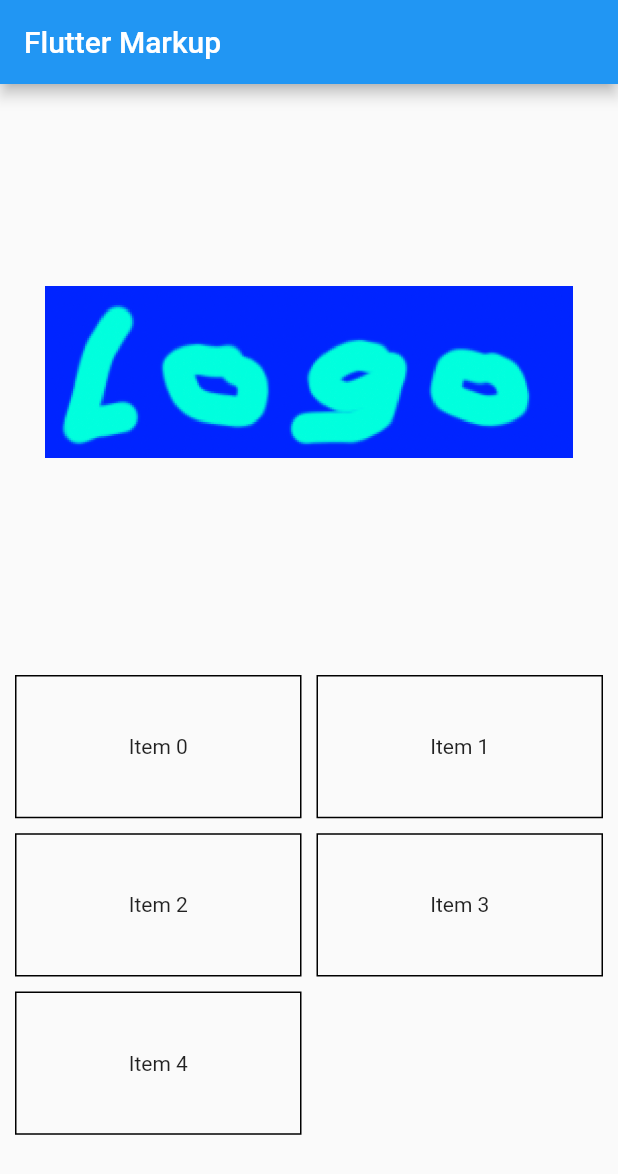
After one commit to nickolight/flutter_markup, a Flutter app: the screen it shows after launch, on a phone screen of 412 x 824 dp. The commit adds this screen. Shown: the top 1174 px of the screen. Run offline on Flutter 3.47's test engine with Material 2 defaults, Android fonts, the phone set to English and light mode, and no system bars.

Commit message:
Added handling to choose the type of markup

```diff
--- /dev/null
+++ b/lib/constants.dart
@@ -0,0 +1,5 @@
+class Constants{
+  static const double margin = 10;
+  static const int numberOfColumns = 2;
+  static const double aspectRatio = 2;
+}
--- a/lib/item_tile.dart
+++ b/lib/item_tile.dart
@@ -1,13 +1,20 @@
 import 'package:flutter/material.dart';
 
 class ItemTile extends StatelessWidget {
-  const ItemTile({Key? key, required this.text}) : super(key: key);
+  const ItemTile({
+    Key? key,
+    required this.text,
+    required this.size,
+  }) : super(key: key);
 
   final String text;
+  final Size size;
 
   @override
   Widget build(BuildContext context) {
     return Container(
+      width: size.width,
+      height: size.height,
       decoration: BoxDecoration(
         border: Border.all(
           color: Colors.black,
--- a/lib/main.dart
+++ b/lib/main.dart
@@ -1,5 +1,5 @@
 import 'package:flutter/material.dart';
-import 'package:flutter_markup/markup_page.dart';
+import 'package:flutter_markup/markup_page/markup_page.dart';
 import 'package:flutter_markup/utils.dart';
 
 void main() {
--- /dev/null
+++ b/lib/markup_page/markup_page.dart
@@ -0,0 +1,51 @@
+import 'package:flutter/material.dart';
+import 'package:flutter_markup/constants.dart';
+import 'package:flutter_markup/markup_page/widgets/scrollable_markup.dart';
+import 'package:flutter_markup/markup_page/widgets/static_markup.dart';
+
+class MarkupPage extends StatelessWidget {
+  const MarkupPage({Key? key, required this.items}) : super(key: key);
+
+  final List<String> items;
+
+  @override
+  Widget build(BuildContext context) {
+    return Scaffold(
+      appBar: AppBar(title: const Text('Flutter Markup')),
+      body: LayoutBuilder(
+        builder: (context, constraints) {
+          Size tileSize = calculateTileSize(context);
+          bool isScrollingRequired = checkIfScrollingIsRequired(
+              availableHeight: constraints.maxHeight / 2,
+              tileHeight: tileSize.height,
+              tilesAmount: items.length);
+          if (isScrollingRequired) {
+            return ScrollableMarkup(items: items, tileSize: tileSize);
+          } else {
+            return StaticMarkup(items: items, tileSize: tileSize);
+          }
+        },
+      ),
+    );
+  }
+
+  Size calculateTileSize(BuildContext context) {
+    double screenWidth = MediaQuery.of(context).size.width;
+    double tileWidth =
+        (screenWidth - Constants.margin * (Constants.numberOfColumns + 1)) /
+            Constants.numberOfColumns;
+    double tileHeight = tileWidth / Constants.aspectRatio;
+    return Size(tileWidth, tileHeight);
+  }
+
+  bool checkIfScrollingIsRequired({
+    required double availableHeight,
+    required double tileHeight,
+    required int tilesAmount,
+  }) {
+    int numberOfRows = (tilesAmount / Constants.numberOfColumns).ceil();
+
+    return availableHeight <
+        (numberOfRows * tileHeight + (numberOfRows + 1) * Constants.margin);
+  }
+}
--- /dev/null
+++ b/lib/markup_page/widgets/logo.dart
@@ -0,0 +1,15 @@
+import 'package:flutter/material.dart';
+
+class Logo extends StatelessWidget {
+  const Logo({Key? key}) : super(key: key);
+
+  @override
+  Widget build(BuildContext context) {
+    return Padding(
+      padding: const EdgeInsets.all(30.0),
+      child: Image.asset(
+        'assets/logo.png',
+      ),
+    );
+  }
+}
--- /dev/null
+++ b/lib/markup_page/widgets/static_markup.dart
@@ -0,0 +1,40 @@
+import 'package:flutter/material.dart';
+import 'package:flutter_markup/constants.dart';
+import 'package:flutter_markup/item_tile.dart';
+import 'package:flutter_markup/markup_page/widgets/logo.dart';
+
+class StaticMarkup extends StatelessWidget {
+  const StaticMarkup({
+    Key? key,
+    required this.items,
+    required this.tileSize,
+  }) : super(key: key);
+
+  final List<String> items;
+  final Size tileSize;
+
+  @override
+  Widget build(BuildContext context) {
+    return Column(
+      children: [
+        const Expanded(
+          child: Logo(),
+        ),
+        Expanded(
+          child: GridView.count(
+            physics: const NeverScrollableScrollPhysics(),
+            crossAxisCount: Constants.numberOfColumns,
+            childAspectRatio: Constants.aspectRatio,
+            mainAxisSpacing: Constants.margin,
+            crossAxisSpacing: Constants.margin,
+            padding: const EdgeInsets.all(Constants.margin),
+            children: List.generate(
+              items.length,
+              (index) => ItemTile(text: items[index], size: tileSize),
+            ),
+          ),
+        ),
+      ],
+    );
+  }
+}
```
Also changed, not shown: lib/markup_page.dart (deleted, +0 -41 lines), lib/markup_page/widgets/scrollable_markup.dart (added, +41 -0 lines).
